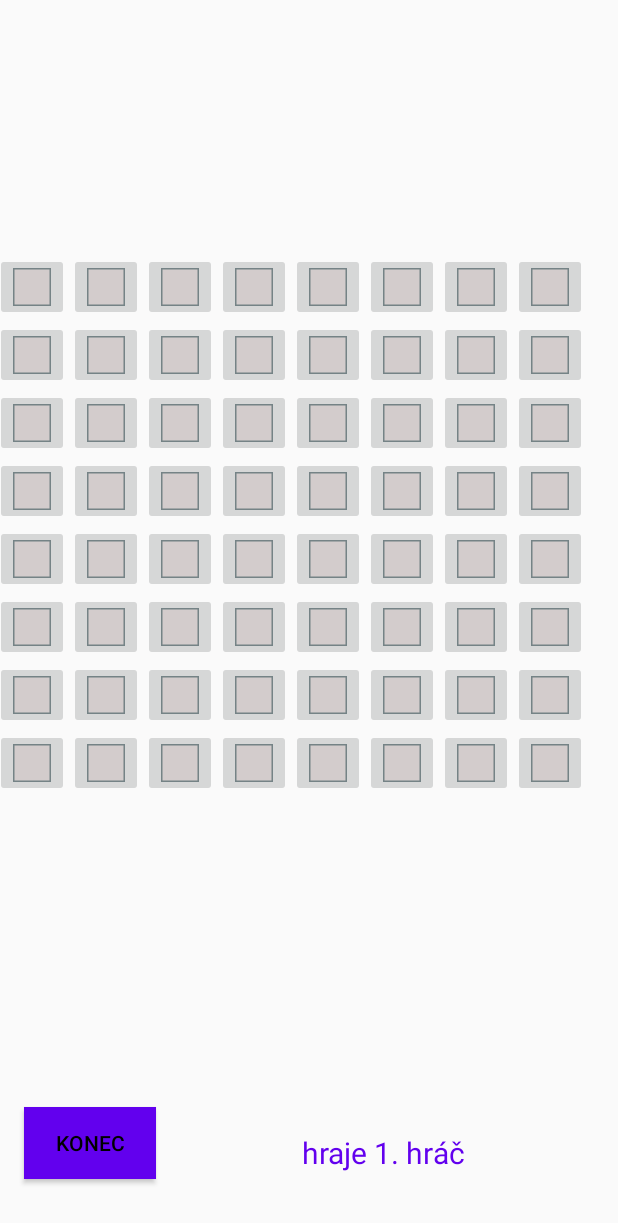
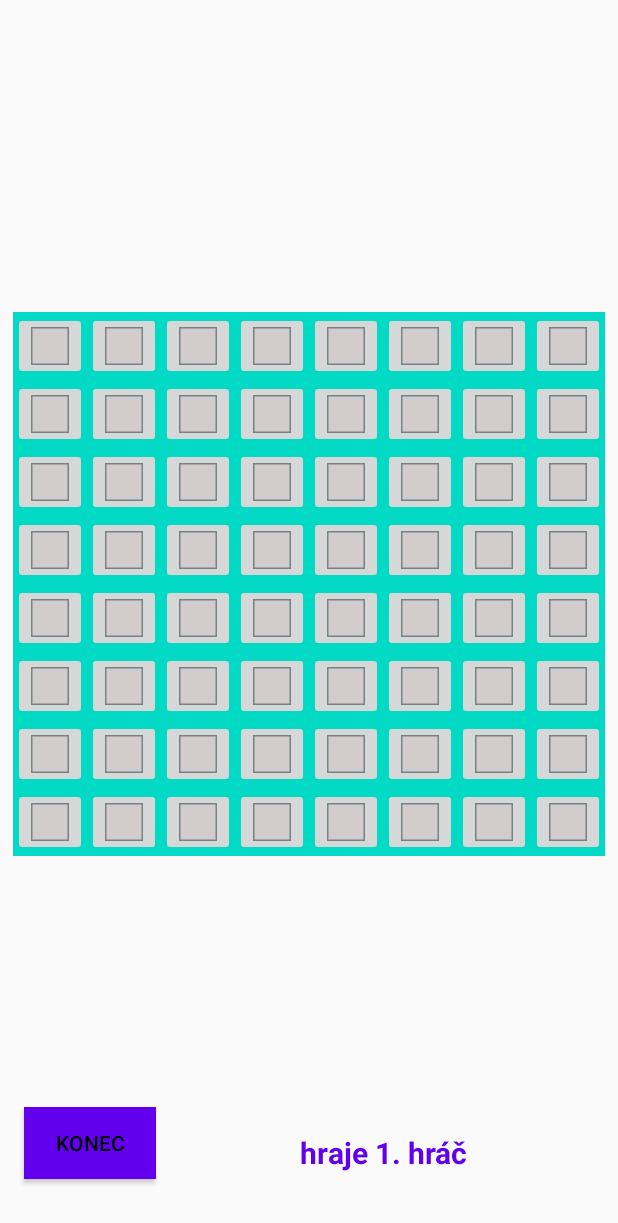
Before and after one commit to dudethefairy/Piskvorky, an Android app: the screen it shows after launch (HraActivity), after a tap on "NOVÁ HRA", on a phone screen of 412 x 824 dp. Shown: the top 1223 px of the screen. Run offline under Robolectric (Android 15) with nearby library versions, the phone set to English and light mode, and no system bars.

Commit message:
commit Filip

```diff
--- a/app/src/main/java/com/example/piskvorky/HraActivity.kt
+++ b/app/src/main/java/com/example/piskvorky/HraActivity.kt
@@ -15,6 +15,10 @@ class HraActivity : AppCompatActivity() {
     private val pole = Array(velikost, {IntArray(velikost)})
     private var hrajiciHrac : Int = 1
     private var pocetTahu : Int = 0
+    private var hrac1 : String = ""
+    private var hrac2 : String = ""
+
+
 
 
     override fun onCreate(savedInstanceState: Bundle?) {
@@ -63,12 +67,13 @@ class HraActivity : AppCompatActivity() {
                             textViewInfo.setText("hraje 1. hráč !")
                         }
 
-                        //kontrola zda nekdo jiz někdo nevyhral
+                        //kontrola zda jiz někdo nevyhral
                         val vysledek = zkontrolujVyhru()
                         if (vysledek != 0) {
                             textViewInfo.setText("konec hry, vyhrál " + vysledek + " hráč !")
                             val intent = Intent(this, VyhraActivity::class.java)
                             intent.putExtra("vitez", "vítězem se stává " + vysledek + ". hráč")
+                            intent.putExtra("pocetTahu", pocetTahu.toString())
                             startActivity(intent)
                         }else{
                             if (vysledek == 3) textViewInfo.setText("konec hry, pole je zcela zaplneno !")
--- a/app/src/main/java/com/example/piskvorky/MainActivity.kt
+++ b/app/src/main/java/com/example/piskvorky/MainActivity.kt
@@ -4,6 +4,7 @@ import android.content.Intent
 import androidx.appcompat.app.AppCompatActivity
 import android.os.Bundle
 import android.widget.Button
+import android.widget.RadioButton
 
 class MainActivity : AppCompatActivity() {
     //Testovací commit
@@ -18,7 +19,16 @@ class MainActivity : AppCompatActivity() {
     }
 
     public fun clickStartListener(){
+        val pocitac = findViewById<RadioButton>(R.id.radio_pocitac)
         val intent = Intent(this, HraActivity::class.java)
+
+        //předání zprávy zda hraje počítač
+        if(pocitac.isSelected) {
+            intent.putExtra("pocitac", true)
+        }else {
+            intent.putExtra("pocitac", false)
+        }
+        //spustení aktivity se samotnou hrou
         startActivity(intent)
     }
 
--- a/app/src/main/java/com/example/piskvorky/VyhraActivity.kt
+++ b/app/src/main/java/com/example/piskvorky/VyhraActivity.kt
@@ -11,10 +11,15 @@ class VyhraActivity : AppCompatActivity() {
         super.onCreate(savedInstanceState)
         setContentView(R.layout.activity_vyhra)
 
+        //výpis vítěze
         val vitez = intent.getStringExtra("vitez")
         val textViewVitez = findViewById<TextView>(R.id.textViewVitez)
         textViewVitez.setText(vitez)
 
+        val pocetTahu = intent.getStringExtra("pocetTahu")
+        //TODO výpis počtu tahu + uloženi do databáze
+
+        //návrat zpět na úvodní plochu
         val buttonKonec = findViewById<Button>(R.id.buttonOK)
         buttonKonec.setOnClickListener{
             val intent = Intent(this, MainActivity::class.java)
--- a/app/src/main/res/layout/activity_hra.xml
+++ b/app/src/main/res/layout/activity_hra.xml
@@ -8,9 +8,10 @@
 
     <GridLayout
         android:id="@+id/gridLayout"
-        android:layout_width="414dp"
-        android:layout_height="450dp"
+        android:layout_width="wrap_content"
+        android:layout_height="wrap_content"
         android:layout_margin="10sp"
+        android:background="@color/teal_200"
         android:columnCount="8"
         android:rowCount="8"
         app:layout_constraintBottom_toBottomOf="parent"
@@ -28,6 +29,7 @@
         android:layout_height="31dp"
         android:text="hraje 1. hráč"
         android:textAlignment="center"
+        android:textStyle="bold"
         android:textColor="@color/purple_500"
         android:textSize="20dp"
         app:layout_constraintBottom_toBottomOf="parent"
```
Also changed, not shown: app/src/main/res/layout/activity_vyhra.xml (+10 -6 lines).
